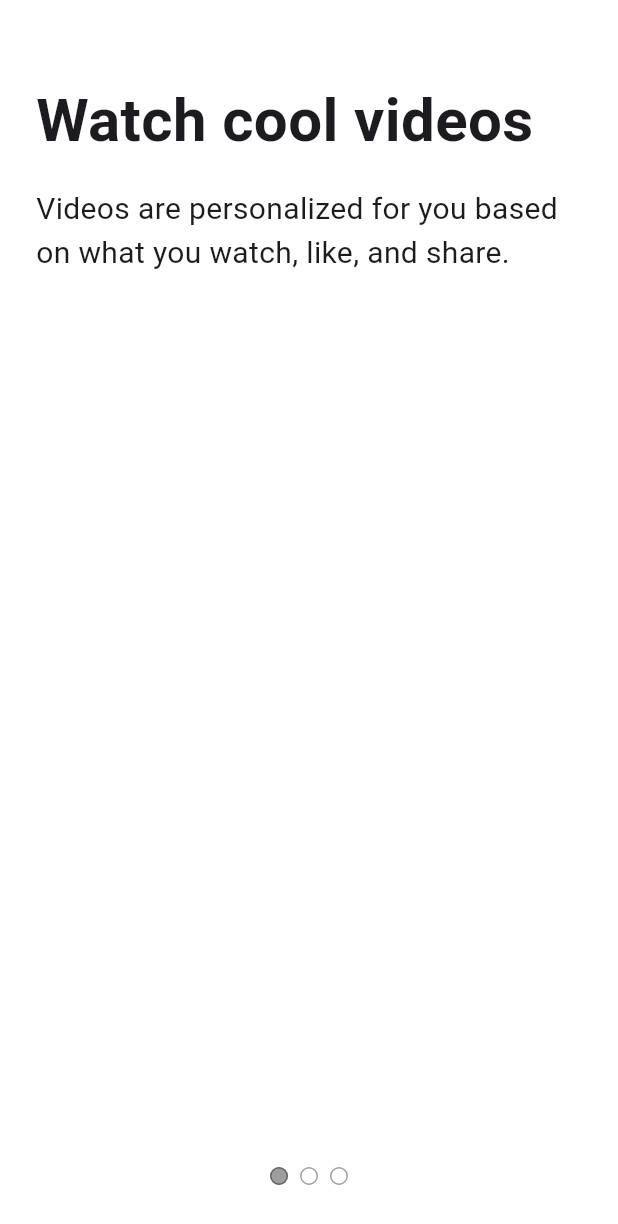
After one commit to hwisaac/flutter_tiktok_clone, a Flutter app: the screen it shows after launch, after a tap on "Next", on a phone screen of 412 x 824 dp. The commit adds this screen. Shown: the top 1224 px of the screen. Run offline on Flutter 3.47's test engine with Material 3 defaults, Android fonts, the phone set to English and light mode, and no system bars; our stand-ins replace font_awesome_flutter.

Commit message:
Tutorial screen

```diff
--- a/lib/features/onboarding/interests_screen.dart
+++ b/lib/features/onboarding/interests_screen.dart
@@ -1,6 +1,7 @@
 import 'package:flutter/material.dart';
 import 'package:tiktok_clone/constants/gaps.dart';
 import 'package:tiktok_clone/constants/sizes.dart';
+import 'package:tiktok_clone/features/onboarding/tutorial_screen.dart';
 import 'package:tiktok_clone/features/onboarding/widgets/interest_button.dart';
 
 const interests = [
@@ -75,6 +76,11 @@ class _InterestsScreenState extends State<InterestsScreen> {
     setState(() {});
   }
 
+  void _onNextTap() {
+    Navigator.push(
+        context, MaterialPageRoute(builder: (context) => TutorialScreen()));
+  }
+
   @override
   void initState() {
     super.initState();
@@ -94,7 +100,7 @@ class _InterestsScreenState extends State<InterestsScreen> {
         title: AnimatedOpacity(
           opacity: _showTitle ? 1 : 0,
           duration: const Duration(milliseconds: 300),
-          child: Text("Choose your interests"),
+          child: const Text("Choose your interests"),
         ),
       ),
       body: Scrollbar(
@@ -149,6 +155,8 @@ class _InterestsScreenState extends State<InterestsScreen> {
             left: Sizes.size24,
             right: Sizes.size24,
           ),
+          child: GestureDetector(
+            onTap: _onNextTap,
             child: Container(
               padding: const EdgeInsets.symmetric(
                 vertical: Sizes.size14,
@@ -167,6 +175,7 @@ class _InterestsScreenState extends State<InterestsScreen> {
             ),
           ),
         ),
+      ),
     );
   }
 }
--- /dev/null
+++ b/lib/features/onboarding/tutorial_screen.dart
@@ -0,0 +1,113 @@
+import 'package:flutter/material.dart';
+import 'package:tiktok_clone/constants/gaps.dart';
+import 'package:tiktok_clone/constants/sizes.dart';
+
+class TutorialScreen extends StatelessWidget {
+  const TutorialScreen({super.key});
+
+  @override
+  Widget build(BuildContext context) {
+    return DefaultTabController(
+      length: 3,
+      child: Scaffold(
+        body: const SafeArea(
+          child: TabBarView(
+            children: [
+              Padding(
+                padding: EdgeInsets.symmetric(
+                  horizontal: Sizes.size24,
+                ),
+                child: Column(
+                  crossAxisAlignment: CrossAxisAlignment.start,
+                  children: [
+                    Gaps.v52,
+                    Text(
+                      "Watch cool videos",
+                      style: TextStyle(
+                        fontSize: Sizes.size40,
+                        fontWeight: FontWeight.bold,
+                      ),
+                    ),
+                    Gaps.v16,
+                    Text(
+                      "Videos are personalized for you based on what you watch, like, and share.",
+                      style: TextStyle(
+                        fontSize: Sizes.size20,
+                      ),
+                    )
+                  ],
+                ),
+              ),
+              Padding(
+                padding: EdgeInsets.symmetric(
+                  horizontal: Sizes.size24,
+                ),
+                child: Column(
+                  crossAxisAlignment: CrossAxisAlignment.start,
+                  children: [
+                    Gaps.v52,
+                    Text(
+                      "Follow the rules",
+                      style: TextStyle(
+                        fontSize: Sizes.size40,
+                        fontWeight: FontWeight.bold,
+                      ),
+                    ),
+                    Gaps.v16,
+                    Text(
+                      "Videos are personalized for you based on what you watch, like, and share.",
+                      style: TextStyle(
+                        fontSize: Sizes.size20,
+                      ),
+                    )
+                  ],
+                ),
+              ),
+              Padding(
+                padding: EdgeInsets.symmetric(
+                  horizontal: Sizes.size24,
+                ),
+                child: Column(
+                  crossAxisAlignment: CrossAxisAlignment.start,
+                  children: [
+                    Gaps.v52,
+                    Text(
+                      "Enjoy the ride",
+                      style: TextStyle(
+                        fontSize: Sizes.size40,
+                        fontWeight: FontWeight.bold,
+                      ),
+                    ),
+                    Gaps.v16,
+                    Text(
+                      "Videos are personalized for you based on what you watch, like, and share.",
+                      style: TextStyle(
+                        fontSize: Sizes.size20,
+                      ),
+                    )
+                  ],
+                ),
+              ),
+            ],
+          ),
+        ),
+        bottomNavigationBar: BottomAppBar(
+          child: Container(
+            padding: const EdgeInsets.symmetric(
+              vertical: 0,
+            ),
+            child: const Row(
+              mainAxisAlignment: MainAxisAlignment.center,
+              children: [
+                TabPageSelector(
+                  color: Colors.white,
+                  selectedColor: Colors.black38,
+                )
+              ],
+            ),
+          ),
+        ),
+      ),
+    );
+  }
+}
--- a/lib/main.dart
+++ b/lib/main.dart
@@ -2,6 +2,7 @@ import 'package:flutter/material.dart';
 import 'package:tiktok_clone/constants/sizes.dart';
 import 'package:tiktok_clone/features/authentication/sign_up_screen.dart';
 import 'package:tiktok_clone/features/onboarding/interests_screen.dart';
+import 'package:tiktok_clone/features/onboarding/tutorial_screen.dart';
 
 void main() {
   runApp(const TikTokApp());
@@ -18,9 +19,10 @@ class TikTokApp extends StatelessWidget {
       theme: ThemeData(
         scaffoldBackgroundColor: Colors.white,
         appBarTheme: const AppBarTheme(
-          backgroundColor: Colors.white,
-          foregroundColor: Colors.black,
-          titleTextStyle: TextStyle(
+              backgroundColor: Colors.white,
+              surfaceTintColor: Colors.white,
+              foregroundColor: Colors.black,
+              titleTextStyle: TextStyle(
             color: Colors.black,
             fontSize: Sizes.size20,
             fontWeight: FontWeight.w600,
@@ -28,6 +30,10 @@ class TikTokApp extends StatelessWidget {
         ),
         colorScheme: ColorScheme.fromSeed(seedColor: Colors.deepPurple),
         useMaterial3: true,
+          bottomAppBarTheme: const BottomAppBarTheme(
+            color: Colors.white,
+            surfaceTintColor: Colors.white,
+          )
       ),
       home: const InterestsScreen(),
 
```
Lines whose indentation alone changed are shown as unchanged.
